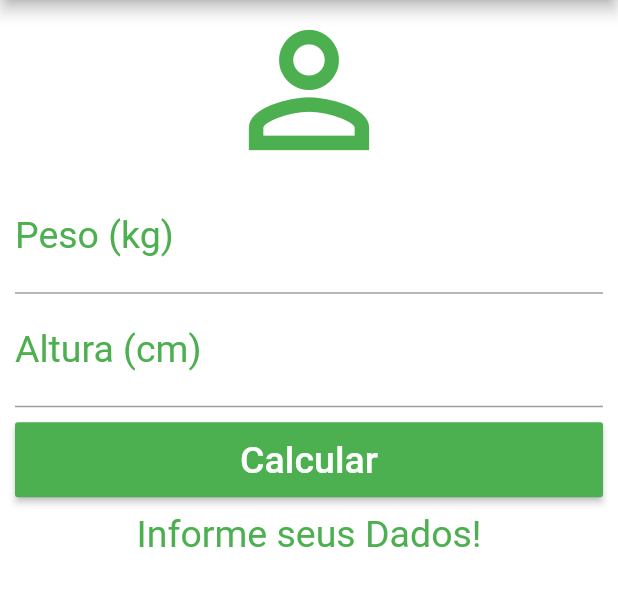
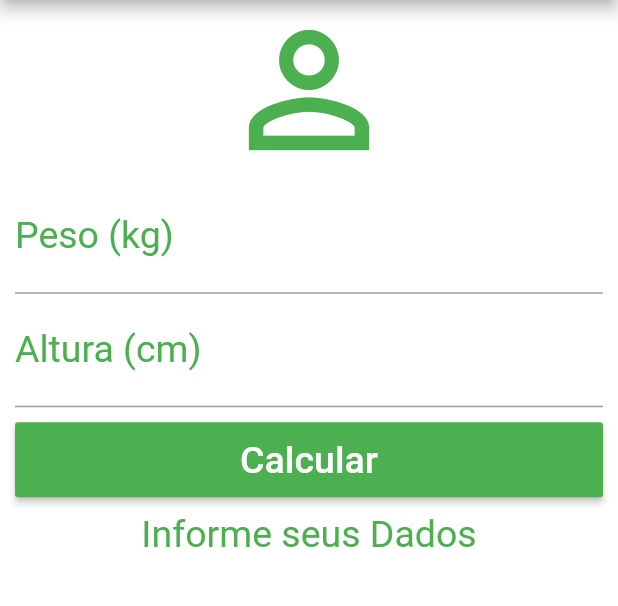
Before and after one commit to flbruske/Calculadora_de_IMC, a Flutter app: the screen it shows after launch, after a tap on the "refresh" icon, on a phone screen of 412 x 824 dp, the part 84-690 px from its top. Run offline on Flutter 3.47's test engine with Material 2 defaults, Android fonts, the phone set to English and light mode, and no system bars.

```diff
--- a/lib/main.dart
+++ b/lib/main.dart
@@ -15,6 +15,8 @@ class Home extends StatefulWidget {
 class _HomeState extends State<Home> {
   TextEditingController weightController = TextEditingController();
   TextEditingController heightController = TextEditingController();
+
+  GlobalKey<FormState> _formkey = GlobalKey<FormState>();
 
   String _infoText = "Informe seus Dados!";
 
@@ -43,7 +45,9 @@ class _HomeState extends State<Home> {
   void _resetFields() {
     weightController.text = "";
     heightController.text = "";
+    setState(() {
       _infoText = "Informe seus Dados";
+    });
   }
 
   @override
@@ -63,11 +67,14 @@ class _HomeState extends State<Home> {
         backgroundColor: Colors.white,
         body: SingleChildScrollView(
             padding: EdgeInsets.fromLTRB(10.0, 0.0, 10.0, 0.0),
-          child: Column(
+            child: Form(
+                key: _formkey,
+                child: (Column(
                     crossAxisAlignment: CrossAxisAlignment.stretch,
                     children: <Widget>[
-                Icon(Icons.person_outline, size: 120.0, color: Colors.green),
-                TextField(
+                      Icon(Icons.person_outline,
+                          size: 120.0, color: Colors.green),
+                      TextFormField(
                         keyboardType: TextInputType.number,
                         decoration: InputDecoration(
                             labelText: "Peso (kg)",
@@ -76,7 +83,7 @@ class _HomeState extends State<Home> {
                         style: TextStyle(color: Colors.green, fontSize: 25.0),
                         controller: weightController,
                       ),
-                TextField(
+                      TextFormField(
                         keyboardType: TextInputType.number,
                         decoration: InputDecoration(
                             labelText: "Altura (cm)",
@@ -93,7 +100,8 @@ class _HomeState extends State<Home> {
                             onPressed: _calculate,
                             child: Text(
                               "Calcular",
-                        style: TextStyle(color: Colors.white, fontSize: 25.0),
+                              style: TextStyle(
+                                  color: Colors.white, fontSize: 25.0),
                             ),
                             color: Colors.green,
                           ),
@@ -104,7 +112,6 @@ class _HomeState extends State<Home> {
                         textAlign: TextAlign.center,
                         style: TextStyle(color: Colors.green, fontSize: 25.0),
                       )
-              ]),
-        ));
+                    ])))));
   }
 }
```
Lines whose indentation alone changed are shown as unchanged.
